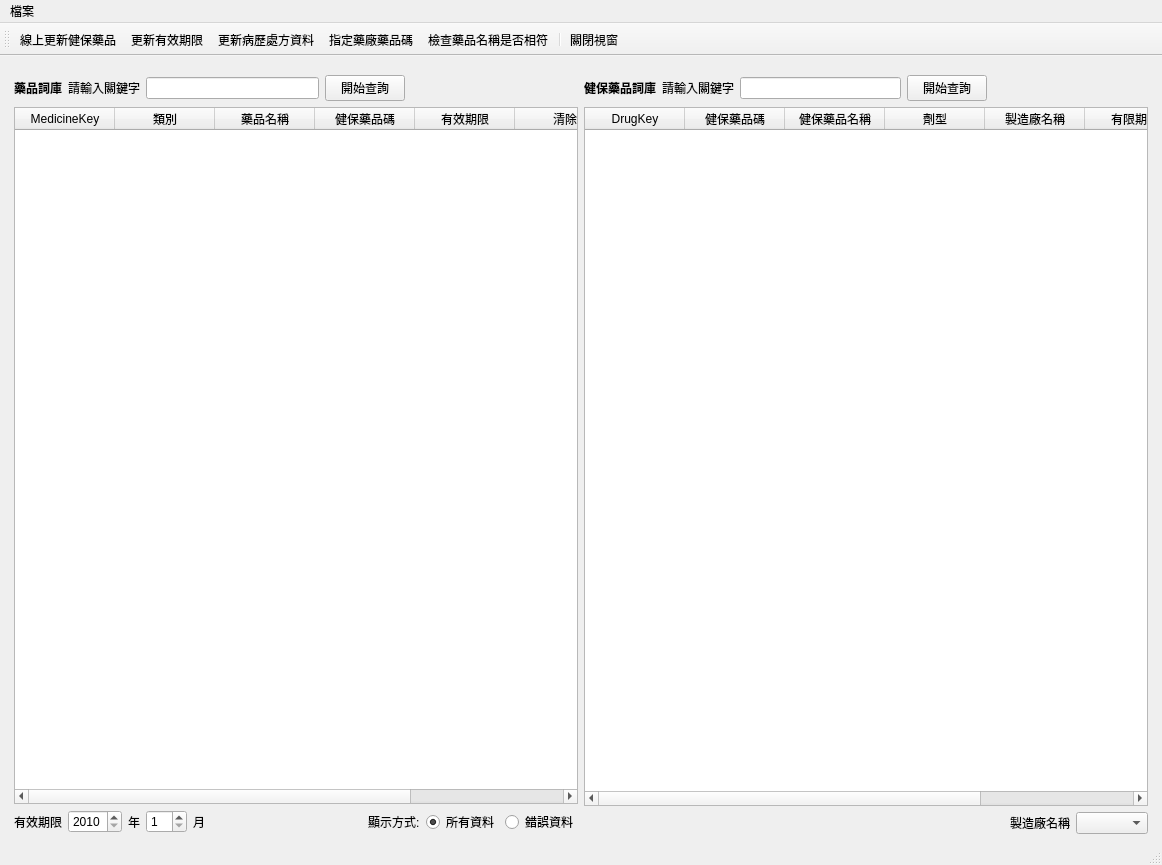
picacat/pymedical, file ui/dict_ins_drug.ui: the form before one commit.
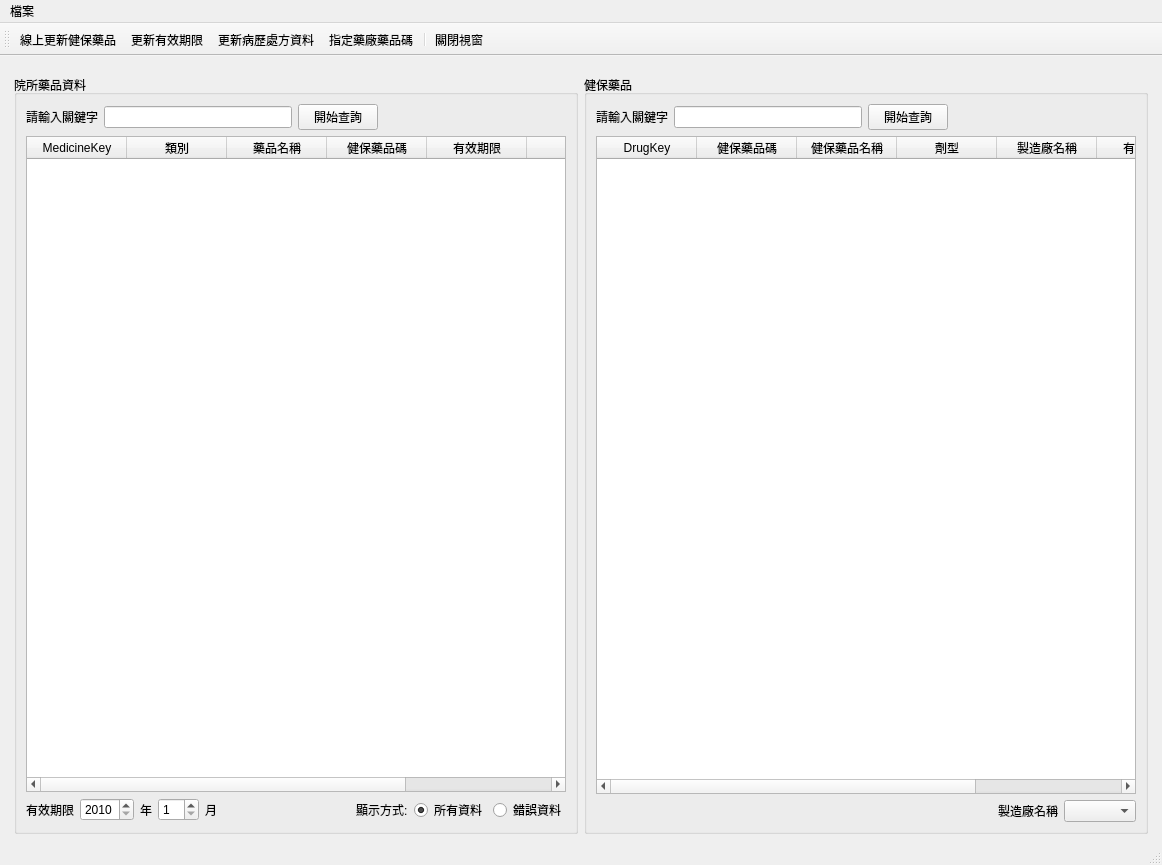
The form after the commit. Icons and pictures are not drawn.

What changed in the file:
```diff
--- a/ui/dict_ins_drug.ui
+++ b/ui/dict_ins_drug.ui
@@ -30,44 +30,13 @@
        <number>0</number>
       </property>
       <item>
-       <widget class="QFrame" name="frame_medicine">
-        <property name="maximumSize">
-         <size>
-          <width>750</width>
-          <height>16777215</height>
-         </size>
+       <widget class="QGroupBox" name="groupBox_2">
+        <property name="title">
+         <string>院所藥品資料</string>
         </property>
-        <layout class="QVBoxLayout" name="verticalLayout">
-         <property name="spacing">
-          <number>6</number>
-         </property>
-         <property name="leftMargin">
-          <number>0</number>
-         </property>
-         <property name="topMargin">
-          <number>0</number>
-         </property>
-         <property name="rightMargin">
-          <number>0</number>
-         </property>
-         <property name="bottomMargin">
-          <number>0</number>
-         </property>
+        <layout class="QVBoxLayout" name="verticalLayout_2">
          <item>
           <layout class="QHBoxLayout" name="horizontalLayout_2">
-           <item>
-            <widget class="QLabel" name="label">
-             <property name="font">
-              <font>
-               <weight>75</weight>
-               <bold>true</bold>
-              </font>
-             </property>
-             <property name="text">
-              <string>藥品詞庫</string>
-             </property>
-            </widget>
-           </item>
            <item>
             <widget class="QLabel" name="label_4">
              <property name="text">
@@ -76,7 +45,14 @@
             </widget>
            </item>
            <item>
-            <widget class="QLineEdit" name="lineEdit_medicine_query"/>
+            <widget class="QLineEdit" name="lineEdit_medicine_query">
+             <property name="maximumSize">
+              <size>
+               <width>200</width>
+               <height>16777215</height>
+              </size>
+             </property>
+            </widget>
            </item>
            <item>
             <widget class="QPushButton" name="pushButton_medicine_query">
@@ -240,22 +216,25 @@
        </widget>
       </item>
       <item>
-       <layout class="QVBoxLayout" name="verticalLayout_2">
+       <widget class="QGroupBox" name="groupBox">
+        <property name="sizePolicy">
+         <sizepolicy hsizetype="Expanding" vsizetype="Expanding">
+          <horstretch>0</horstretch>
+          <verstretch>0</verstretch>
+         </sizepolicy>
+        </property>
+        <property name="maximumSize">
+         <size>
+          <width>780</width>
+          <height>16777215</height>
+         </size>
+        </property>
+        <property name="title">
+         <string>健保藥品</string>
+        </property>
+        <layout class="QVBoxLayout" name="verticalLayout_5">
         <item>
          <layout class="QHBoxLayout" name="horizontalLayout_3">
-          <item>
-           <widget class="QLabel" name="label_2">
-            <property name="font">
-             <font>
-              <weight>75</weight>
-              <bold>true</bold>
-             </font>
-            </property>
-            <property name="text">
-             <string>健保藥品詞庫</string>
-            </property>
-           </widget>
-          </item>
           <item>
            <widget class="QLabel" name="label_5">
             <property name="text">
@@ -264,7 +243,14 @@
            </widget>
           </item>
           <item>
-           <widget class="QLineEdit" name="lineEdit_drug_query"/>
+            <widget class="QLineEdit" name="lineEdit_drug_query">
+             <property name="maximumSize">
+              <size>
+               <width>200</width>
+               <height>16777215</height>
+              </size>
+             </property>
+            </widget>
           </item>
           <item>
            <widget class="QPushButton" name="pushButton_drug_query">
@@ -364,6 +350,7 @@
          </layout>
         </item>
        </layout>
+       </widget>
       </item>
      </layout>
     </item>
@@ -387,7 +374,6 @@
    <addaction name="action_update_valid_date"/>
    <addaction name="action_update_prescript"/>
    <addaction name="action_assign_ins_code"/>
-   <addaction name="action_check_medicine_name"/>
    <addaction name="separator"/>
    <addaction name="action_close"/>
   </widget>
@@ -472,18 +458,6 @@
     <string>指定藥廠藥品碼</string>
    </property>
   </action>
-  <action name="action_check_medicine_name">
-   <property name="icon">
-    <iconset>
-     <normaloff>../icons/task-attention.png</normaloff>../icons/task-attention.png</iconset>
-   </property>
-   <property name="text">
-    <string>檢查藥品名稱是否相符</string>
-   </property>
-   <property name="toolTip">
-    <string>檢查藥品名稱是否相符</string>
-   </property>
-  </action>
  </widget>
  <resources/>
  <connections/>
```
Lines whose indentation alone changed are shown as unchanged.
